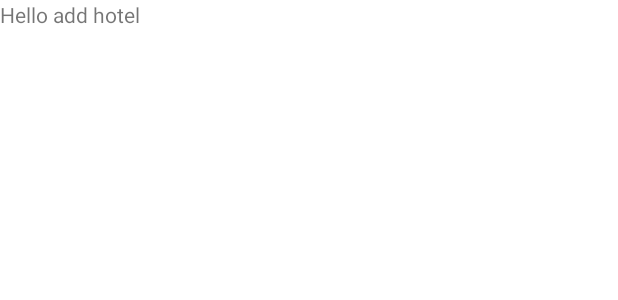
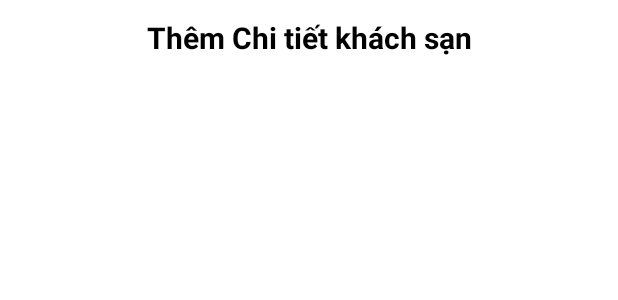
Before and after one commit to nguyenminhnhutdev/Booking_Hotel_Owner, an Android app: the layout fragment_add_hotel.xml on its own in the app's theme, with its tools: preview values and no code run, on a phone screen of 412 x 824 dp. Shown: the top 300 px of the screen. Run offline under Robolectric (Android 15) with nearby library versions, the phone set to English and light mode, and no system bars.

Commit message:
Thuan_Design

```diff
--- a/app/src/main/AndroidManifest.xml
+++ b/app/src/main/AndroidManifest.xml
@@ -9,6 +9,9 @@
         android:roundIcon="@mipmap/ic_launcher_round"
         android:supportsRtl="true"
         android:theme="@style/Theme.Booking_Hotel_Owner">
+        <activity
+            android:name=".activity.ThemKhachSanPhong"
+            android:exported="false" />
         <activity
             android:name=".activity.Home"
             android:exported="false" />
--- a/app/src/main/res/layout/fragment_add_hotel.xml
+++ b/app/src/main/res/layout/fragment_add_hotel.xml
@@ -1,14 +1,32 @@
 <?xml version="1.0" encoding="utf-8"?>
-<FrameLayout xmlns:android="http://schemas.android.com/apk/res/android"
+<LinearLayout xmlns:android="http://schemas.android.com/apk/res/android"
     xmlns:tools="http://schemas.android.com/tools"
     android:layout_width="match_parent"
     android:layout_height="match_parent"
-    tools:context=".fragment.AddHotel">
+    tools:context=".fragment.AddHotel"
+    android:orientation="vertical">
 
-    <!-- TODO: Update blank fragment layout -->
-    <TextView
+    <RelativeLayout
+        android:layout_width="match_parent"
+        android:layout_height="50dp">
+        <TextView
+            android:layout_width="match_parent"
+            android:layout_height="match_parent"
+            android:text="Thêm Chi tiết khách sạn"
+            android:gravity="center"
+            android:textColor="@color/black"
+            android:textSize="20sp"
+            android:textStyle="bold"/>
+    </RelativeLayout>
+    <LinearLayout
         android:layout_width="match_parent"
         android:layout_height="match_parent"
-        android:text="Hello add hotel" />
+        android:layout_marginBottom="50dp"
+        android:orientation="vertical"
+        android:layout_gravity="center">
 
-</FrameLayout>
+    </LinearLayout>
+
+
+
+</LinearLayout>
--- a/app/src/main/res/layout/item_load_hotel.xml
+++ b/app/src/main/res/layout/item_load_hotel.xml
@@ -40,6 +40,7 @@
                 android:rating="4.5"
                 android:layout_marginTop="10dp"
                 style="@style/Widget.AppCompat.RatingBar.Small"/>
+
             <TextView
                 android:id="@+id/item_mota_diadiem"
                 android:layout_width="wrap_content"
```
Also changed, not shown: app/src/main/java/com/example/booking_hotel_owner/activity/ThemKhachSanPhong.java (added, +28 -0 lines), app/src/main/java/com/example/booking_hotel_owner/fragment/home.java (+17 -1 lines), app/src/main/res/layout/activity_them_khach_san_phong.xml (added, +99 -0 lines), app/src/main/res/layout/fragment_home.xml (+8 -0 lines), app/src/main/res/drawable/add.png (added), app/src/main/res/drawable/undo.png (added).
